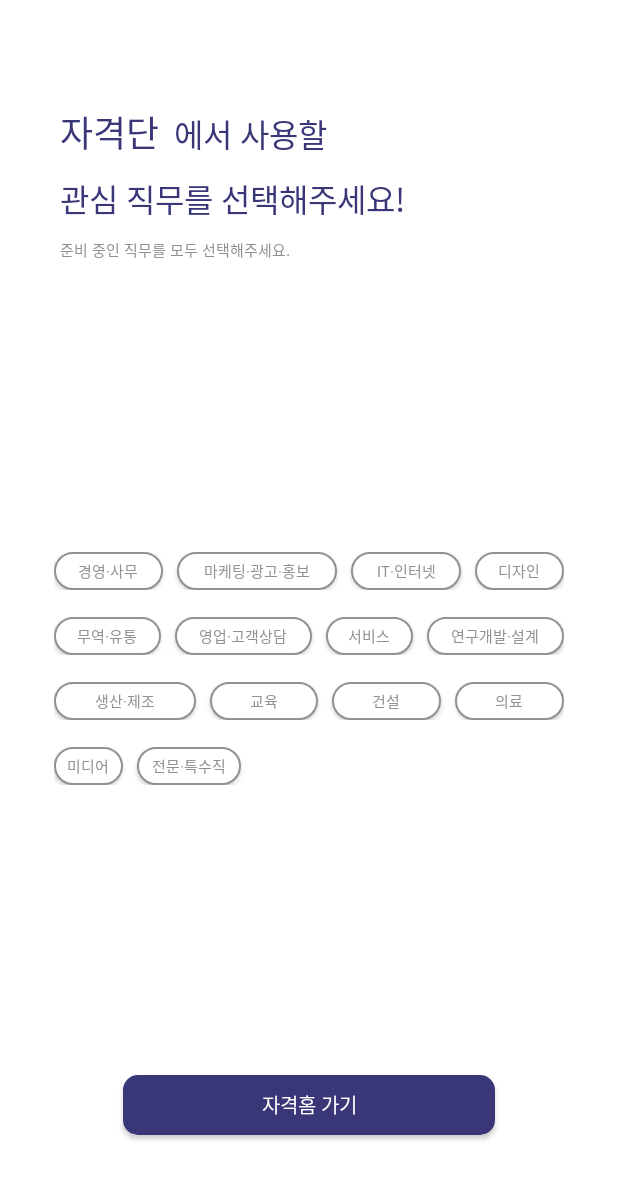
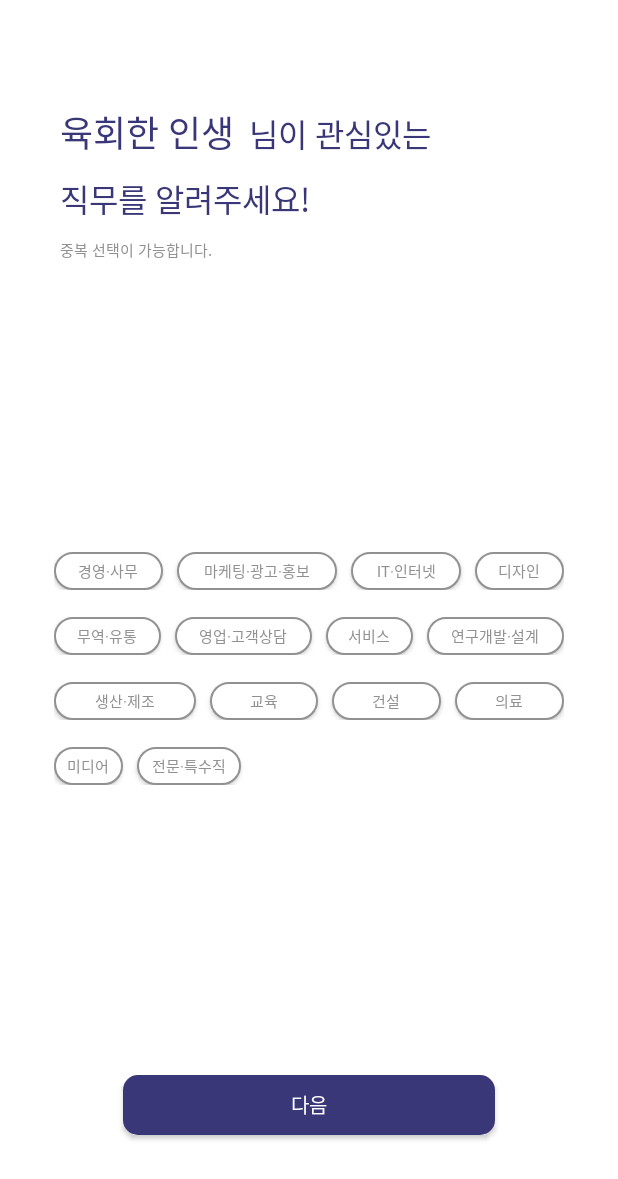
Before and after one commit to huiseon37/JAGYEOKDAN_Android, an Android app: the layout activity_job.xml on its own in the app's theme, with its tools: preview values and no code run, on a phone screen of 412 x 824 dp. Shown: the top 1179 px of the screen. Run offline under Robolectric (Android 15) with nearby library versions, the phone set to English and light mode, and no system bars.

Commit message:
레이아웃 텍스트 수정

```diff
--- a/app/src/main/res/layout/activity_job.xml
+++ b/app/src/main/res/layout/activity_job.xml
@@ -28,7 +28,7 @@
                 android:layout_height="wrap_content"
                 android:layout_marginEnd="10dp"
                 android:fontFamily="@font/right_idea"
-                android:text="자격단"
+                android:text="육회한 인생"
                 android:textColor="@color/main_color"
                 android:textSize="24sp"
                 tools:ignore="HardcodedText" />
@@ -37,7 +37,7 @@
                 android:layout_width="wrap_content"
                 android:layout_height="wrap_content"
                 android:fontFamily="@font/a_title_gothic1"
-                android:text="에서 사용할"
+                android:text="님이 관심있는"
                 android:textColor="@color/main_color"
                 android:textSize="21sp"
                 tools:ignore="HardcodedText" />
@@ -49,7 +49,7 @@
             android:layout_height="wrap_content"
             android:layout_marginTop="10dp"
             android:fontFamily="@font/a_title_gothic2"
-            android:text="관심 직무를 선택해주세요!"
+            android:text="직무를 알려주세요!"
             android:textColor="@color/main_color"
             android:textSize="21sp"
             tools:ignore="HardcodedText" />
@@ -59,7 +59,7 @@
             android:layout_height="wrap_content"
             android:layout_marginTop="10dp"
             android:fontFamily="@font/a_title_gothic1"
-            android:text="준비 중인 직무를 모두 선택해주세요."
+            android:text="중복 선택이 가능합니다."
             android:textColor="@color/gray_color"
             android:textSize="10sp"
             tools:ignore="HardcodedText" />
@@ -284,7 +284,7 @@
         android:layout_marginBottom="67dp"
         android:background="@drawable/background_membership_btn"
         android:fontFamily="@font/a_title_gothic3"
-        android:text="자격홈 가기"
+        android:text="다음"
         android:textColor="@color/white"
         android:textSize="13sp"
         app:layout_constraintBottom_toBottomOf="parent"
--- a/app/src/main/res/values/colors.xml
+++ b/app/src/main/res/values/colors.xml
@@ -10,4 +10,7 @@
     <color name="main_color">#393778</color>
     <color name="gray_color">#919191</color>
     <color name="dark_blue">#5A5A5A</color>
+    <color name="box_color_yellow">#FFF4D7</color>
+    <color name="box_color_green">#EAF5D8</color>
+    <color name="box_color_lightblue">#E2F1F9</color>
 </resources>
```
Also changed, not shown: app/src/main/res/layout/activity_membership.xml (+8 -50 lines), app/src/main/res/layout/activity_nickname.xml (+4 -4 lines).
